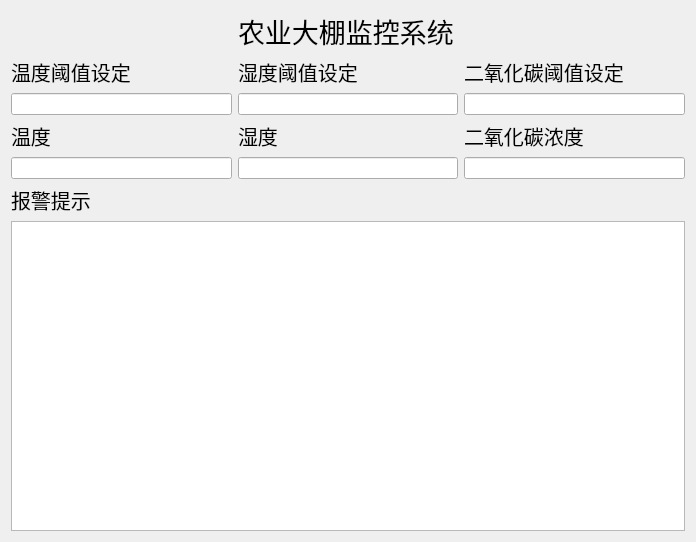
First picture: the form in ui/indexUI.ui, repository Airmole/dapeng20200603, before the edit.
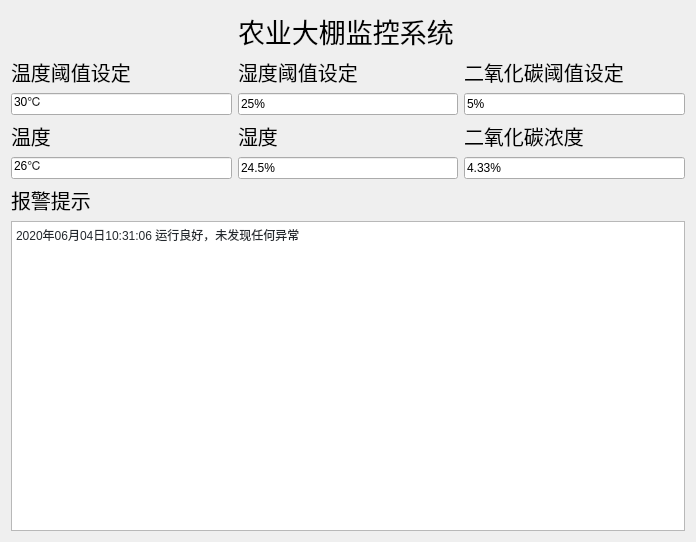
Second picture: the form after the edit.

The edit to the form file:
```diff
--- a/ui/indexUI.ui
+++ b/ui/indexUI.ui
@@ -63,13 +63,25 @@
     </widget>
    </item>
    <item row="2" column="0">
-    <widget class="QLineEdit" name="lineEdit"/>
+    <widget class="QLineEdit" name="lineEdit">
+     <property name="text">
+      <string>30℃</string>
+     </property>
+    </widget>
    </item>
    <item row="2" column="1">
-    <widget class="QLineEdit" name="lineEdit_2"/>
+    <widget class="QLineEdit" name="lineEdit_2">
+     <property name="text">
+      <string>25%</string>
+     </property>
+    </widget>
    </item>
    <item row="2" column="2">
-    <widget class="QLineEdit" name="lineEdit_3"/>
+    <widget class="QLineEdit" name="lineEdit_3">
+     <property name="text">
+      <string>5%</string>
+     </property>
+    </widget>
    </item>
    <item row="3" column="0">
     <widget class="QLabel" name="label_5">
@@ -108,13 +120,25 @@
     </widget>
    </item>
    <item row="4" column="0">
-    <widget class="QLineEdit" name="lineEdit_4"/>
+    <widget class="QLineEdit" name="lineEdit_4">
+     <property name="text">
+      <string>26℃</string>
+     </property>
+    </widget>
    </item>
    <item row="4" column="1">
-    <widget class="QLineEdit" name="lineEdit_5"/>
+    <widget class="QLineEdit" name="lineEdit_5">
+     <property name="text">
+      <string>24.5%</string>
+     </property>
+    </widget>
    </item>
    <item row="4" column="2">
-    <widget class="QLineEdit" name="lineEdit_6"/>
+    <widget class="QLineEdit" name="lineEdit_6">
+     <property name="text">
+      <string>4.33%</string>
+     </property>
+    </widget>
    </item>
    <item row="5" column="0">
     <widget class="QLabel" name="label_8">
@@ -129,7 +153,15 @@
     </widget>
    </item>
    <item row="6" column="0" colspan="3">
-    <widget class="QTextBrowser" name="textBrowser"/>
+    <widget class="QTextBrowser" name="textBrowser">
+     <property name="html">
+      <string>&lt;!DOCTYPE HTML PUBLIC &quot;-//W3C//DTD HTML 4.0//EN&quot; &quot;http://www.w3.org/TR/REC-html40/strict.dtd&quot;&gt;
+&lt;html&gt;&lt;head&gt;&lt;meta name=&quot;qrichtext&quot; content=&quot;1&quot; /&gt;&lt;style type=&quot;text/css&quot;&gt;
+p, li { white-space: pre-wrap; }
+&lt;/style&gt;&lt;/head&gt;&lt;body style=&quot; font-family:'.AppleSystemUIFont'; font-size:13pt; font-weight:400; font-style:normal;&quot;&gt;
+&lt;p style=&quot; margin-top:0px; margin-bottom:0px; margin-left:0px; margin-right:0px; -qt-block-indent:0; text-indent:0px;&quot;&gt;&lt;span style=&quot; font-family:'SFMono-Regular','Consolas','Liberation Mono','Menlo','monospace'; font-size:12px; color:#24292e; background-color:#ffffff;&quot;&gt;2020年06月04日10:31:06 运行良好，未发现任何异常&lt;/span&gt;&lt;/p&gt;&lt;/body&gt;&lt;/html&gt;</string>
+     </property>
+    </widget>
    </item>
   </layout>
  </widget>
```
